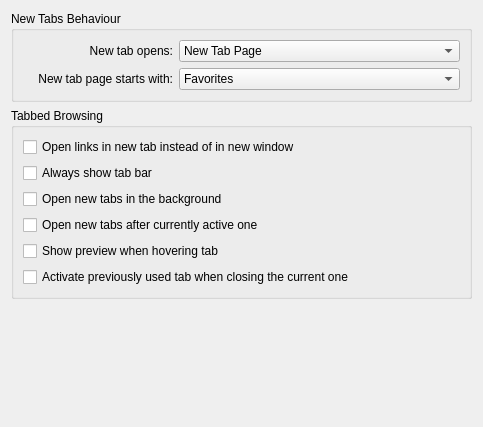
KDE/rekonq, file src/settings/settings_tabs.ui: the form before one commit.
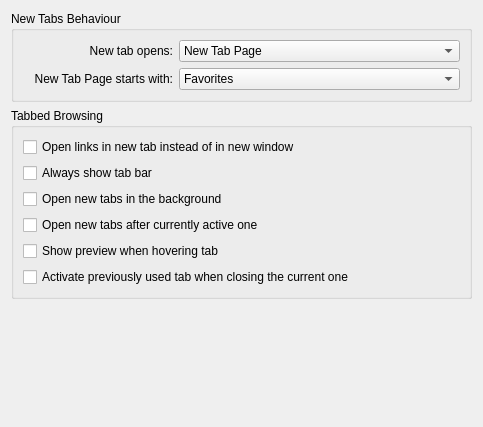
The form after the commit. Custom widgets are drawn as their Qt base class.

Patch:
```diff
--- a/src/settings/settings_tabs.ui
+++ b/src/settings/settings_tabs.ui
@@ -73,7 +73,7 @@
          </size>
         </property>
         <property name="text">
-         <string>New tab page starts with:</string>
+         <string>New Tab Page starts with:</string>
         </property>
         <property name="alignment">
          <set>Qt::AlignRight|Qt::AlignTrailing|Qt::AlignVCenter</set>
```
